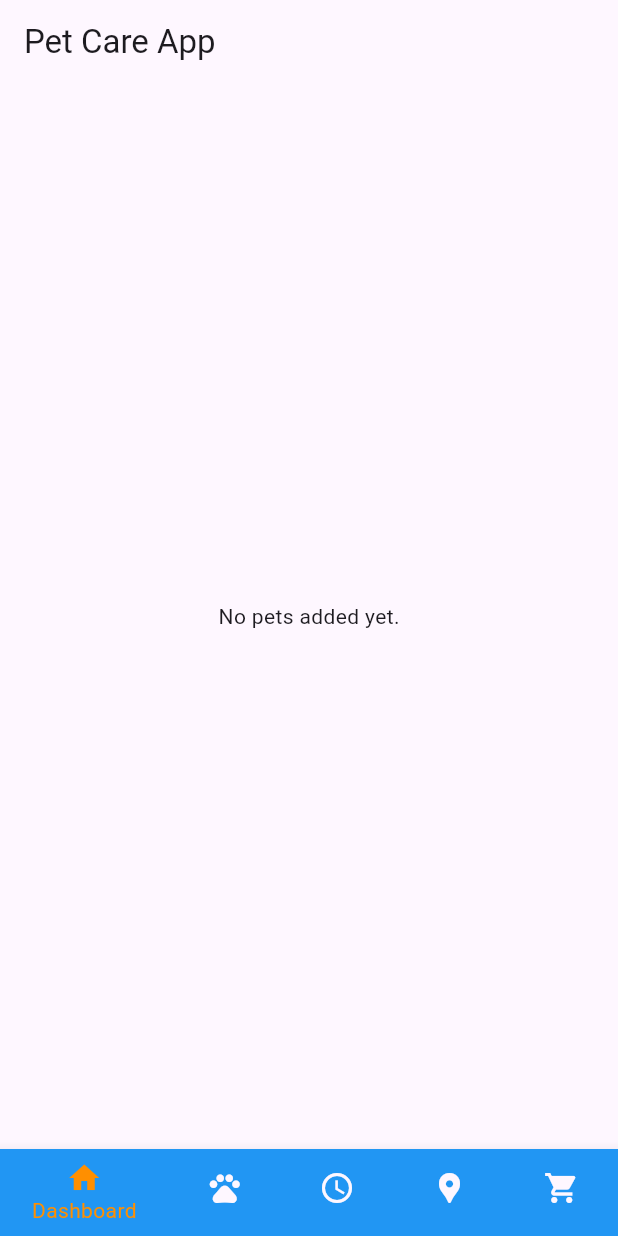
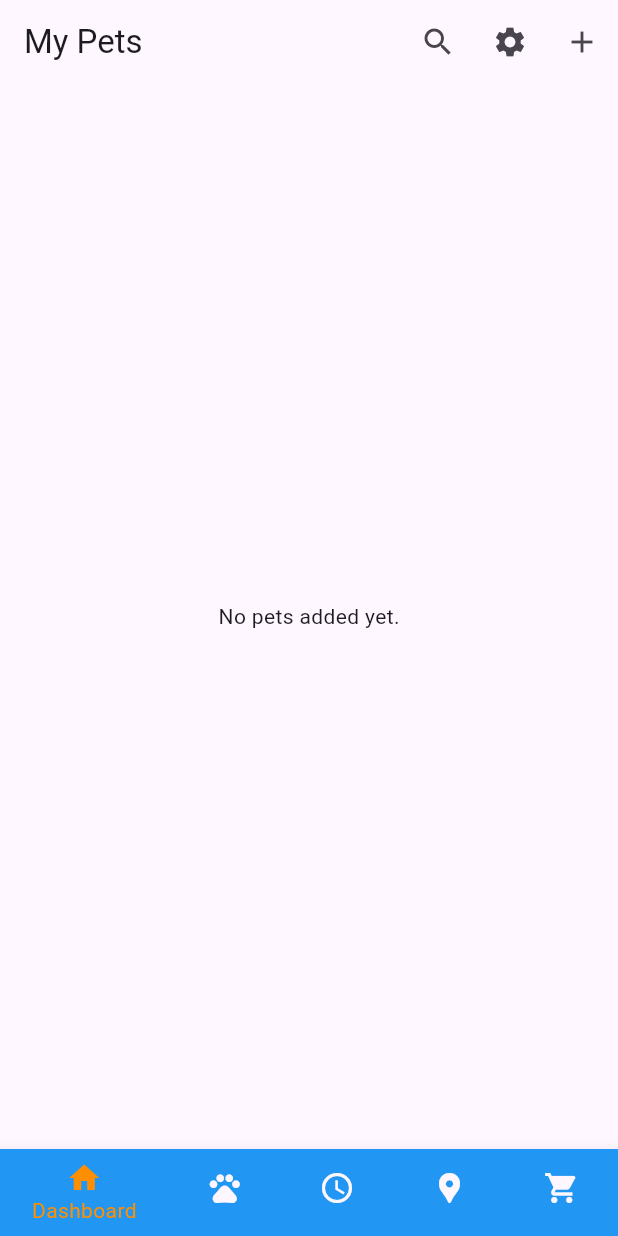
Before and after one commit to bajajku/Pet-Care, a Flutter app: the screen it shows after launch, on a phone screen of 412 x 824 dp. Run offline on Flutter 3.47's test engine with Material 3 defaults, Android fonts, the phone set to English and light mode, and no system bars.

Commit message:
Added custom app bar functionality for each page, still need to connect it correctly.

```diff
--- a/lib/main.dart
+++ b/lib/main.dart
@@ -1,8 +1,8 @@
 import 'package:flutter/material.dart';
 import 'package:pet_care/widgets/bottom_nav_bar.dart';
+import 'package:pet_care/widgets/pet_care_home_page.dart';
+import 'package:pet_care/widgets/top_app_bar.dart';
 import 'package:provider/provider.dart';
-import 'Screens/add_pet_screen.dart';
-import 'Screens/home_screen.dart';
 import 'providers/pet_provider.dart';
 
 void main() {
@@ -16,15 +16,25 @@ class PetCareApp extends StatelessWidget {
   Widget build(BuildContext context) {
     return MultiProvider(
       providers: [
-        ChangeNotifierProvider(create: (_) => PetProvider()), // PetProvider here
+        ChangeNotifierProvider(create: (_) => PetProvider()),
       ],
       child: MaterialApp(
-        title: 'Pet Care App',
         theme: ThemeData(
           primarySwatch: Colors.blue,
         ),
-        home: BottomNavigationBarExample()
+        home: const PetCareHomePage(),
       ),
     );
   }
 }
+
+class PetCareHomePage extends StatelessWidget {
+  const PetCareHomePage({Key? key}) : super(key: key);
+
+  @override
+  Widget build(BuildContext context) {
+    return const Scaffold(
+      body: BottomNavigationBarExample(),
+    );
+  }
+}
--- a/lib/widgets/bottom_nav_bar.dart
+++ b/lib/widgets/bottom_nav_bar.dart
@@ -1,5 +1,7 @@
 import 'package:flutter/material.dart';
+import 'package:pet_care/Screens/add_pet_screen.dart';
 import 'package:pet_care/Screens/home_screen.dart';
+import 'package:pet_care/widgets/top_app_bar.dart';
 
 void main() => runApp(const PetCareApp());
 
@@ -11,6 +13,18 @@ class PetCareApp extends StatelessWidget {
     return const MaterialApp(
       home: BottomNavigationBarExample(),
     );
+  }
+}
+PreferredSizeWidget? _getAppBarForSelectedIndex(int index) {
+  switch (index) {
+    case 0:
+      return PetAppBar();
+    case 1:
+      return AppBar(title: const Text('Schedule'));
+    case 2:
+      return AppBar(title: const Text('Profile'));
+    default:
+      return null; // No AppBar for this screen
   }
 }
 
@@ -31,10 +45,7 @@ class _BottomNavigationBarExampleState extends State<BottomNavigationBarExample>
 
   static final List<Widget> _widgetOptions = <Widget>[
     HomeScreen(),        // Home/Dashboard screen
-    Text(
-      'Pets Profile: View and Update Pet Profiles',
-      style: optionStyle,
-    ),
+    AddPetScreen(),
     Text(
       'Schedule: Manage Care Schedule',
       style: optionStyle,
@@ -58,9 +69,7 @@ class _BottomNavigationBarExampleState extends State<BottomNavigationBarExample>
   @override
   Widget build(BuildContext context) {
     return Scaffold(
-      appBar: AppBar(
-        title: const Text('Pet Care App'),
-      ),
+      appBar: _getAppBarForSelectedIndex(_selectedIndex),
       body: Center(
         child: _widgetOptions.elementAt(_selectedIndex),
       ),
--- /dev/null
+++ b/lib/widgets/top_app_bar.dart
@@ -0,0 +1,53 @@
+import 'package:flutter/material.dart';
+
+/// Flutter code sample for [AppBar].
+void main() => runApp(const AppBarApp());
+
+class AppBarApp extends StatelessWidget {
+  const AppBarApp({super.key});
+
+  @override
+  Widget build(BuildContext context) {
+    return const MaterialApp(
+      home: PetAppBar(),
+    );
+  }
+}
+
+
+class PetAppBar extends StatelessWidget implements PreferredSizeWidget {
+  const PetAppBar({Key? key}) : super(key: key);
+
+  @override
+  Widget build(BuildContext context) {
+    return AppBar(
+      title: const Text('My Pets'),
+      actions: [
+        IconButton(
+          icon: const Icon(Icons.search),
+          onPressed: () {
+            // TODO: Implement search functionality
+            print('Search button pressed');
+          },
+        ),
+        IconButton(
+          icon: const Icon(Icons.settings),
+          onPressed: () {
+            // TODO: Implement settings functionality
+            print('Settings button pressed');
+          },
+        ),
+        IconButton(
+          icon: const Icon(Icons.add),
+          onPressed: () {
+            // TODO: Implement add pet functionality
+            print('Add pet button pressed');
+          },
+        ),
+      ],
+    );
+  }
+
+  @override
+  Size get preferredSize => const Size.fromHeight(kToolbarHeight);
+}
```
Also changed, not shown: lib/widgets/pet_care_home_page.dart (added).
